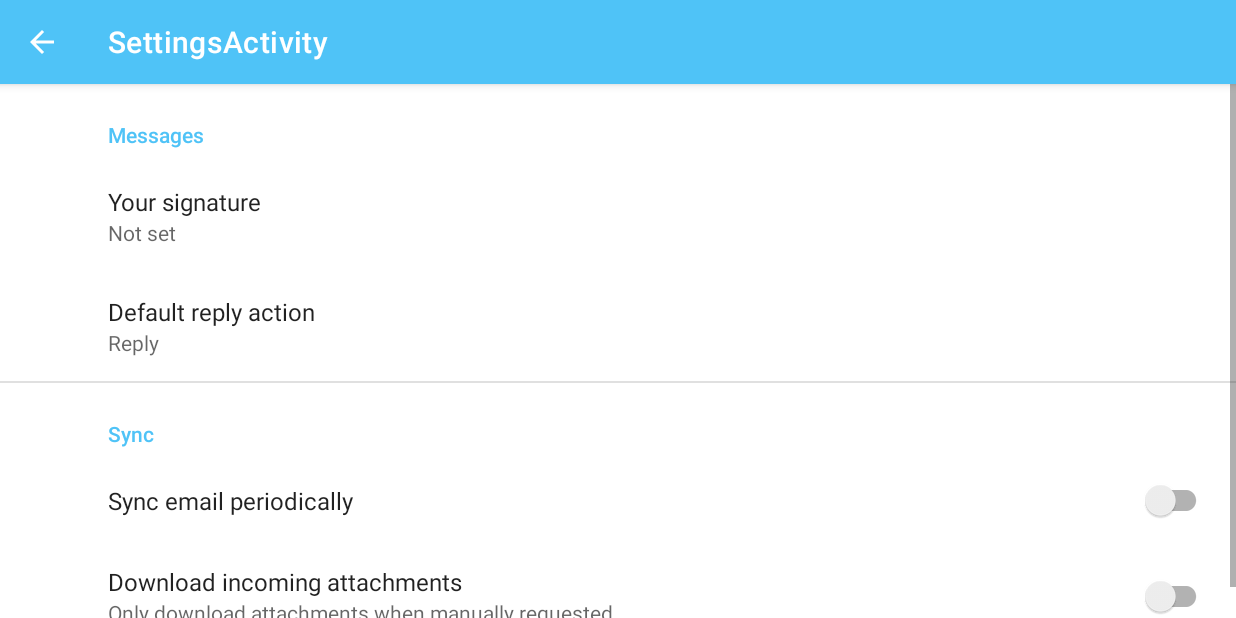
After one commit to tiendat77/remote-control-car, an Android app: the SettingsActivity screen opened directly, with no data from a screen before it, on a phone screen of 824 x 412 dp (held sideways). The commit adds this screen. Run offline under Robolectric (Android 15) with nearby library versions, the phone set to English and light mode, and no system bars; our stand-ins replace androidx.preference.

Commit message:
update android template

```diff
--- a/app/build.gradle
+++ b/app/build.gradle
@@ -36,6 +36,10 @@ dependencies {
     implementation 'androidx.navigation:navigation-fragment:2.3.1'
     implementation 'androidx.navigation:navigation-ui:2.3.1'
     implementation 'androidx.legacy:legacy-support-v4:1.0.0'
+
+    implementation 'io.github.controlwear:virtualjoystick:1.10.1'
+    implementation 'androidx.preference:preference:1.1.1'
+
     testImplementation 'junit:junit:4.+'
     androidTestImplementation 'androidx.test.ext:junit:1.1.2'
     androidTestImplementation 'androidx.test.espresso:espresso-core:3.3.0'
--- /dev/null
+++ b/app/src/main/java/com/dathuynh/rc/SettingsActivity.java
@@ -0,0 +1,59 @@
+package com.dathuynh.rc;
+
+import android.os.Bundle;
+import android.view.View;
+
+import androidx.appcompat.app.ActionBar;
+import androidx.appcompat.app.AppCompatActivity;
+import androidx.preference.PreferenceFragmentCompat;
+
+public class SettingsActivity extends AppCompatActivity {
+
+    @Override
+    protected void onCreate(Bundle savedInstanceState) {
+        super.onCreate(savedInstanceState);
+        setContentView(R.layout.settings_activity);
+        if (savedInstanceState == null) {
+            getSupportFragmentManager()
+                    .beginTransaction()
+                    .replace(R.id.settings, new SettingsFragment())
+                    .commit();
+        }
+        ActionBar actionBar = getSupportActionBar();
+        if (actionBar != null) {
+            actionBar.setDisplayHomeAsUpEnabled(true);
+        }
+    }
+
+    @Override
+    public void onWindowFocusChanged(boolean hasFocus) {
+        super.onWindowFocusChanged(hasFocus);
+        if (hasFocus) {
+            hideSystemUI();
+        }
+    }
+
+    public static class SettingsFragment extends PreferenceFragmentCompat {
+        @Override
+        public void onCreatePreferences(Bundle savedInstanceState, String rootKey) {
+            setPreferencesFromResource(R.xml.root_preferences, rootKey);
+        }
+    }
+
+    private void hideSystemUI() {
+        // Enables regular immersive mode.
+        // For "lean back" mode, remove SYSTEM_UI_FLAG_IMMERSIVE.
+        // Or for "sticky immersive," replace it with SYSTEM_UI_FLAG_IMMERSIVE_STICKY
+        View decorView = getWindow().getDecorView();
+        decorView.setSystemUiVisibility(
+                View.SYSTEM_UI_FLAG_IMMERSIVE
+                        // Set the content to appear under the system bars so that the
+                        // content doesn't resize when the system bars hide and show.
+                        | View.SYSTEM_UI_FLAG_LAYOUT_STABLE
+                        | View.SYSTEM_UI_FLAG_LAYOUT_HIDE_NAVIGATION
+                        | View.SYSTEM_UI_FLAG_LAYOUT_FULLSCREEN
+                        // Hide the nav bar and status bar
+                        | View.SYSTEM_UI_FLAG_HIDE_NAVIGATION
+                        | View.SYSTEM_UI_FLAG_FULLSCREEN);
+    }
+}
--- /dev/null
+++ b/app/src/main/res/layout/settings_activity.xml
@@ -0,0 +1,9 @@
+<LinearLayout xmlns:android="http://schemas.android.com/apk/res/android"
+    android:layout_width="match_parent"
+    android:layout_height="match_parent">
+
+    <FrameLayout
+        android:id="@+id/settings"
+        android:layout_width="match_parent"
+        android:layout_height="match_parent" />
+</LinearLayout>
--- a/app/src/main/res/values-night/themes.xml
+++ b/app/src/main/res/values-night/themes.xml
@@ -6,7 +6,7 @@
         <item name="colorPrimaryVariant">@color/blue_500</item>
         <item name="colorOnPrimary">@color/white</item>
         <!-- Secondary brand color. -->
-        <item name="colorSecondary">@color/blue_50</item>
+        <item name="colorSecondary">@color/blue_300</item>
         <item name="colorSecondaryVariant">@color/blue_100</item>
         <item name="colorOnSecondary">@color/black</item>
         <!-- Status bar color. -->
--- /dev/null
+++ b/app/src/main/res/values/arrays.xml
@@ -0,0 +1,12 @@
+<resources>
+    <!-- Reply Preference -->
+    <string-array name="reply_entries">
+        <item>Reply</item>
+        <item>Reply to all</item>
+    </string-array>
+
+    <string-array name="reply_values">
+        <item>reply</item>
+        <item>reply_all</item>
+    </string-array>
+</resources>
--- a/app/src/main/res/values/colors.xml
+++ b/app/src/main/res/values/colors.xml
@@ -1,6 +1,5 @@
 <?xml version="1.0" encoding="utf-8"?>
 <resources>
-    <color name="blue_50">#e1f5fe</color>
     <color name="blue_100">#b3e5fc</color>
     <color name="blue_300">#4fc3f7</color>
     <color name="blue_500">#03a9f4</color>
--- a/app/src/main/res/values/strings.xml
+++ b/app/src/main/res/values/strings.xml
@@ -1,13 +1,20 @@
 <resources>
-    <string name="app_name">Remote Control Car</string>
+    <string name="app_name">Controller</string>
     <string name="action_settings">Settings</string>
-    <!-- Strings used for fragments for navigation -->
-    <string name="first_fragment_label">First Fragment</string>
-    <string name="second_fragment_label">Second Fragment</string>
-    <string name="next">Next</string>
-    <string name="previous">Previous</string>
+    <string name="title_activity_settings">SettingsActivity</string>
 
-    <string name="hello_first_fragment">Hello first fragment</string>
-    <string name="hello_second_fragment">Hello second fragment. Arg: %1$s</string>
-    <string name="hello_blank_fragment">Hello blank fragment</string>
+    <!-- Preference Titles -->
+    <string name="messages_header">Messages</string>
+    <string name="sync_header">Sync</string>
+
+    <!-- Messages Preferences -->
+    <string name="signature_title">Your signature</string>
+    <string name="reply_title">Default reply action</string>
+
+    <!-- Sync Preferences -->
+    <string name="sync_title">Sync email periodically</string>
+    <string name="attachment_title">Download incoming attachments</string>
+    <string name="attachment_summary_on">Automatically download attachments for incoming emails
+    </string>
+    <string name="attachment_summary_off">Only download attachments when manually requested</string>
 </resources>
--- a/app/src/main/res/values/themes.xml
+++ b/app/src/main/res/values/themes.xml
@@ -6,7 +6,7 @@
         <item name="colorPrimaryVariant">@color/blue_500</item>
         <item name="colorOnPrimary">@color/white</item>
         <!-- Secondary brand color. -->
-        <item name="colorSecondary">@color/blue_50</item>
+        <item name="colorSecondary">@color/blue_300</item>
         <item name="colorSecondaryVariant">@color/blue_100</item>
         <item name="colorOnSecondary">@color/black</item>
         <!-- Status bar color. -->
@@ -17,6 +17,7 @@
     <style name="Theme.RemoteControlCar.NoActionBar">
         <item name="windowActionBar">false</item>
         <item name="windowNoTitle">true</item>
+        <item name="android:windowFullscreen">true</item>
     </style>
 
     <style name="Theme.RemoteControlCar.AppBarOverlay" parent="ThemeOverlay.AppCompat.Dark.ActionBar" />
--- /dev/null
+++ b/app/src/main/res/xml/root_preferences.xml
@@ -0,0 +1,35 @@
+<PreferenceScreen xmlns:app="http://schemas.android.com/apk/res-auto">
+
+    <PreferenceCategory app:title="@string/messages_header">
+
+        <EditTextPreference
+            app:key="signature"
+            app:title="@string/signature_title"
+            app:useSimpleSummaryProvider="true" />
+
+        <ListPreference
+            app:defaultValue="reply"
+            app:entries="@array/reply_entries"
+            app:entryValues="@array/reply_values"
+            app:key="reply"
+            app:title="@string/reply_title"
+            app:useSimpleSummaryProvider="true" />
+
+    </PreferenceCategory>
+
+    <PreferenceCategory app:title="@string/sync_header">
+
+        <SwitchPreferenceCompat
+            app:key="sync"
+            app:title="@string/sync_title" />
+
+        <SwitchPreferenceCompat
+            app:dependency="sync"
+            app:key="attachment"
+            app:summaryOff="@string/attachment_summary_off"
+            app:summaryOn="@string/attachment_summary_on"
+            app:title="@string/attachment_title" />
+
+    </PreferenceCategory>
+
+</PreferenceScreen>
```
Also changed, not shown: app/src/main/AndroidManifest.xml (+9 -1 lines), app/src/main/java/com/dathuynh/rc/ControlFragment.java (+123 -3 lines), app/src/main/java/com/dathuynh/rc/FirstFragment.java (deleted, +0 -41 lines), app/src/main/java/com/dathuynh/rc/SecondFragment.java (deleted, +0 -34 lines), app/src/main/java/com/dathuynh/rc/SocketClient.java (+25 -8 lines), app/src/main/res/layout/control_function.xml (added, +64 -0 lines), app/src/main/res/layout/control_joystick.xml (added, +15 -0 lines), app/src/main/res/layout/fragment_control.xml (+44 -7 lines), app/src/main/res/layout/fragment_first.xml (deleted, +0 -39 lines), app/src/main/res/layout/fragment_second.xml (deleted, +0 -27 lines), app/src/main/res/navigation/nav_graph.xml (+0 -21 lines).
